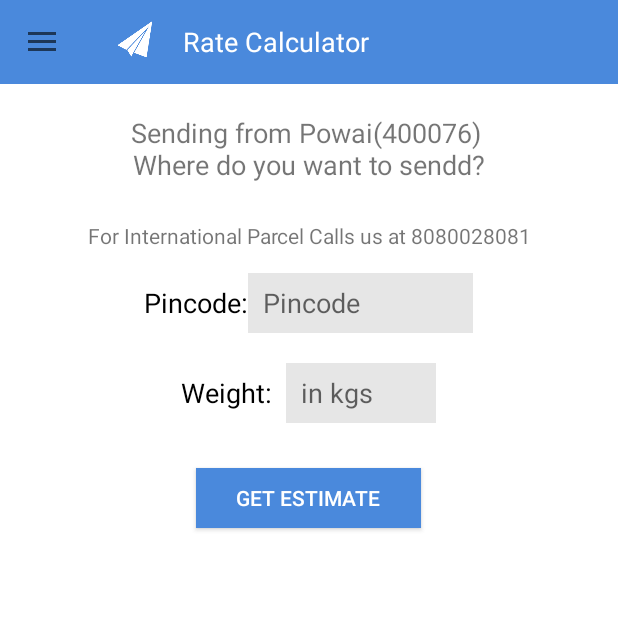
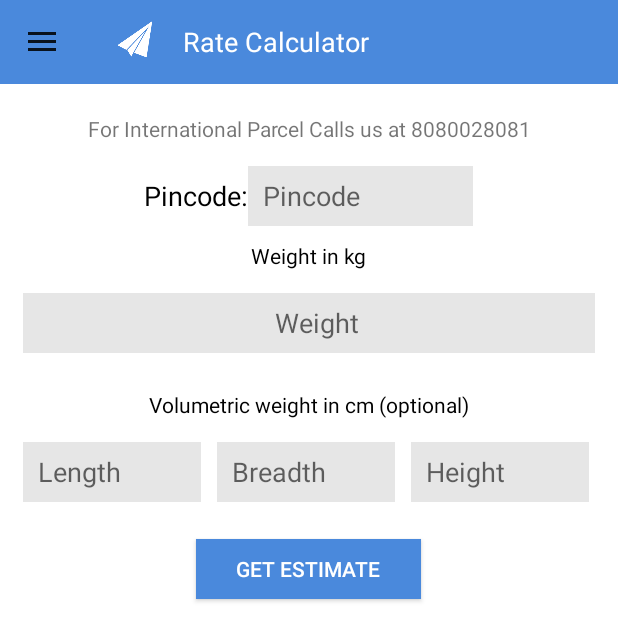
Before and after one commit to VVILD/sendd-android, an Android app: the fragment Fragment_Rate_Calculator placed in its activity, on a phone screen of 412 x 824 dp. Shown: the top 641 px of the screen. Run offline under Robolectric (Android 15) with nearby library versions, the phone set to English and light mode, and no system bars; libraries missing offline, so code that uses them is left out: com.activeandroid, com.activeandroid.annotation, com.activeandroid.query, com.wizrocket.android, retrofit.client and 1 more; Roboto replaces fonts that are not available here; 6 statements that could not run were skipped.

Commit message:
#rate cal updated...Sunday Closed check added...

```diff
--- a/app/src/main/java/co/sendd/activity/Activity_Main.java
+++ b/app/src/main/java/co/sendd/activity/Activity_Main.java
@@ -125,7 +125,6 @@ public class Activity_Main extends BaseActivity {
         if (utils.isRegisterd()) {
             if (!utils.getvalue("Registered_on_server").equals("yes")) {
                 try {
-
 
                     if (!regid.isEmpty()) {
                         final NetworkUtils mnetworkutils = new NetworkUtils(this);
@@ -323,7 +322,7 @@ public class Activity_Main extends BaseActivity {
     @Override
     protected void onResume() {
         super.onResume();
-        checkPlayServices();
+        //checkPlayServices();
         wr.activityResumed(this);
         navDrawerItems = new ArrayList<>();
         Utils utils = new Utils(Activity_Main.this);
--- a/app/src/main/java/co/sendd/activity/Activity_Reigister_Phone.java
+++ b/app/src/main/java/co/sendd/activity/Activity_Reigister_Phone.java
@@ -110,6 +110,7 @@ public class Activity_Reigister_Phone extends BaseActivity {
                                 public void failure(RetrofitError error) {
                                     if (pd != null && pd.isShowing()) {
                                         pd.dismiss();
+                                        Log.i("Error:",error.toString());
                                         Toast.makeText(Activity_Reigister_Phone.this, "Error in registering your phone number. Plese try again in some time.", Toast.LENGTH_LONG).show();
                                     }
                                 }
--- a/app/src/main/java/co/sendd/databases/Db_Address_Receiver.java
+++ b/app/src/main/java/co/sendd/databases/Db_Address_Receiver.java
@@ -11,9 +11,6 @@ import co.sendd.gettersandsetters.Address;
 
 import java.util.List;
 
-/**
- * Created by Kuku on 16/02/15.
- */
 @Table(name = "address_receiver")
 public class Db_Address_Receiver extends Model{
 
--- a/app/src/main/java/co/sendd/fragments/Fragment_Rate_Calculator.java
+++ b/app/src/main/java/co/sendd/fragments/Fragment_Rate_Calculator.java
@@ -36,7 +36,7 @@ import static co.sendd.helper.NetworkUtils.hideSoftKeyboard;
  * Created by Kuku on 18/02/15.
  */
 public class Fragment_Rate_Calculator extends Fragment {
-    EditText weight;
+    EditText weight,l,b,h;
     AutoCompleteTextView Pincode;
     String[] pincodes;
     Button estimate;
@@ -87,14 +87,16 @@ public class Fragment_Rate_Calculator extends Fragment {
         bulkcost = (TextView) view.findViewById(R.id.tvcostBulk);
         premcost = (TextView) view.findViewById(R.id.tvcostPremimum);
         weight = (EditText) view.findViewById(R.id.etWeight);
+        l = (EditText) view.findViewById(R.id.etLength);
+        b = (EditText) view.findViewById(R.id.etBreadth);
+        h = (EditText) view.findViewById(R.id.etHeight);
+
         Pincode = (AutoCompleteTextView) view.findViewById(R.id.etPincode);
         Pincode.setAdapter(adapter);
         estimate.setOnClickListener(new View.OnClickListener() {
             @Override
             public void onClick(View v) {
                 hideSoftKeyboard(getActivity());
-
-
                 if (!TextUtils.isEmpty(Pincode.getText().toString())) {
                     for (String pincode : pincodes) {
                         if (pincode.equals(Pincode.getText().toString())) {
@@ -133,6 +135,9 @@ public class Fragment_Rate_Calculator extends Fragment {
                                 ShippingPrice shippingPrice = new ShippingPrice();
                                 shippingPrice.setPincode(Pincode.getText().toString());
                                 shippingPrice.setWeight(weight.getText().toString());
+                                shippingPrice.setL(l.getText().toString());
+                                shippingPrice.setB(b.getText().toString());
+                                shippingPrice.setH(h.getText().toString());
                                 mnetworkutils.getapi().getPrice(shippingPrice, new Callback<ShippingPrice>() {
                                     @Override
                                     public void success(ShippingPrice shippingPrice1, Response response) {
--- a/app/src/main/java/co/sendd/gettersandsetters/Promo.java
+++ b/app/src/main/java/co/sendd/gettersandsetters/Promo.java
@@ -25,11 +25,6 @@ public class Promo {
         this.promomsg = promomsg;
     }
 
-
-    public String getPhone() {
-        return phone;
-    }
-
     public void setPhone(String phone) {
         this.phone = phone;
     }
--- a/app/src/main/res/layout/activity_thankyou.xml
+++ b/app/src/main/res/layout/activity_thankyou.xml
@@ -2,6 +2,7 @@
 <RelativeLayout xmlns:android="http://schemas.android.com/apk/res/android"
     android:layout_width="match_parent"
     android:layout_height="match_parent"
+
     android:background="@color/white"
     android:orientation="vertical">
     <include layout="@layout/toolbar_thankyou_activity"
--- a/app/src/main/res/layout/fragment_rate_calculator.xml
+++ b/app/src/main/res/layout/fragment_rate_calculator.xml
@@ -1,30 +1,27 @@
 <?xml version="1.0" encoding="utf-8"?>
-<RelativeLayout xmlns:android="http://schemas.android.com/apk/res/android"
+<ScrollView xmlns:android="http://schemas.android.com/apk/res/android"
     android:layout_width="match_parent"
     android:layout_height="match_parent"
     android:background="@color/white"
     android:orientation="vertical"
     android:paddingTop="20dp">
 
-    <TextView
-        android:id="@+id/tv101"
+    <RelativeLayout
         android:layout_width="match_parent"
         android:layout_height="wrap_content"
-        android:layout_centerHorizontal="true"
-        android:gravity="center"
-        android:text="Sending from Powai(400076) \n Where do you want to sendd? "
-        android:textSize="18sp" />
+        android:background="@color/white"
+        android:orientation="vertical">
+
 
         <TextView
             android:id="@+id/tv11111"
             android:layout_width="match_parent"
             android:layout_height="wrap_content"
-        android:layout_below="@+id/tv101"
             android:layout_centerHorizontal="true"
-        android:layout_marginTop="25dp"
             android:gravity="center"
             android:text="For International Parcel Calls us at 8080028081"
             android:textSize="14sp" />
+
         <RelativeLayout
             android:id="@+id/rl000"
             android:layout_width="match_parent"
@@ -69,13 +66,59 @@
                     android:singleLine="true" />
             </RelativeLayout>
 
+            <TextView
+                android:id="@+id/tvvvv"
+                android:layout_width="wrap_content"
+                android:layout_height="wrap_content"
+                android:layout_below="@+id/rl001"
+                android:layout_centerHorizontal="true"
+                android:text="Weight in kg"
+                android:textColor="@color/black" />
 
-        <RelativeLayout
+            <LinearLayout
+                android:id="@+id/rl444"
+                android:layout_width="match_parent"
+                android:layout_height="80dp"
+                android:layout_below="@+id/tvvvv"
+                android:layout_centerHorizontal="true"
+                android:layout_toEndOf="@+id/rl333"
+                android:layout_toRightOf="@+id/rl333"
+                android:orientation="horizontal"
+                android:padding="10dp">
 
-            android:id="@+id/rl444"
+                <EditText
+                    android:id="@+id/etWeight"
+                    android:layout_width="0dp"
+                    android:layout_height="40dp"
+                    android:layout_margin="5dp"
+                    android:layout_toRightOf="@+id/tv444"
+                    android:layout_weight="50"
+                    android:background="@color/grey"
+                    android:hint="Weight"
+                    android:gravity="center"
+                    android:imeOptions="actionDone"
+                    android:inputType="numberDecimal"
+                    android:paddingLeft="10dp"
+                    android:singleLine="true" />
+
+
+            </LinearLayout>
+
+            <TextView
+                android:id="@+id/tvvsvv"
                 android:layout_width="wrap_content"
+                android:layout_height="wrap_content"
+                android:layout_below="@+id/rl444"
+                android:layout_centerHorizontal="true"
+                android:text="Volumetric weight in cm (optional)"
+                android:textColor="@color/black" />
+
+            <LinearLayout
+
+                android:id="@+id/rl445"
+                android:layout_width="match_parent"
                 android:layout_height="80dp"
-            android:layout_below="@+id/rl001"
+                android:layout_below="@+id/tvvsvv"
                 android:layout_centerHorizontal="true"
                 android:layout_toEndOf="@+id/rl333"
                 android:layout_toRightOf="@+id/rl333"
@@ -83,40 +126,55 @@
                 android:padding="10dp"
                 android:weightSum="100">
 
-            <TextView
-                android:id="@+id/tv444"
-                android:layout_width="70dp"
+                <EditText
+                    android:id="@+id/etLength"
+                    android:layout_width="0dp"
                     android:layout_height="40dp"
-                android:layout_alignParentLeft="true"
-                android:layout_alignParentStart="true"
-                android:layout_alignParentTop="true"
-                android:layout_gravity="top"
-                android:layout_weight="80"
-                android:gravity="center_vertical"
-                android:text="Weight:"
-                android:textColor="@color/black"
-                android:textSize="18sp" />
-
-            <EditText
-                android:id="@+id/etWeight"
-                android:layout_width="100dp"
-                android:layout_height="40dp"
+                    android:layout_margin="5dp"
                     android:layout_toRightOf="@+id/tv444"
-                android:layout_weight="20"
+                    android:layout_weight="33"
                     android:background="@color/grey"
-                android:hint="in kgs"
+                    android:hint="Length"
                     android:imeOptions="actionDone"
                     android:inputType="numberDecimal"
                     android:paddingLeft="10dp"
                     android:singleLine="true" />
-        </RelativeLayout>
+
+                <EditText
+                    android:id="@+id/etBreadth"
+                    android:layout_width="0dp"
+                    android:layout_height="40dp"
+                    android:layout_margin="5dp"
+                    android:layout_toRightOf="@+id/tv444"
+                    android:layout_weight="33"
+                    android:background="@color/grey"
+                    android:hint="Breadth"
+                    android:imeOptions="actionDone"
+                    android:inputType="numberDecimal"
+                    android:paddingLeft="10dp"
+                    android:singleLine="true" />
+
+                <EditText
+                    android:id="@+id/etHeight"
+                    android:layout_width="0dp"
+                    android:layout_height="40dp"
+                    android:layout_margin="5dp"
+                    android:layout_toRightOf="@+id/tv444"
+                    android:layout_weight="33"
+                    android:background="@color/grey"
+                    android:hint="Height"
+                    android:imeOptions="actionDone"
+                    android:inputType="numberDecimal"
+                    android:paddingLeft="10dp"
+                    android:singleLine="true" />
+            </LinearLayout>
 
             <Button
 
                 android:id="@+id/bEstimate"
                 android:layout_width="150dp"
                 android:layout_height="40dp"
-            android:layout_below="@+id/rl444"
+                android:layout_below="@+id/rl445"
                 android:layout_centerHorizontal="true"
                 android:layout_marginBottom="20dp"
                 android:background="@drawable/buttons"
@@ -228,6 +286,7 @@
                             android:textSize="13dp" />
 
                     </TableRow>
+
                     <TableRow>
 
                         <TextView
@@ -260,3 +319,4 @@
             </HorizontalScrollView>
         </ScrollView>
     </RelativeLayout>
+</ScrollView>
--- a/app/src/main/res/layout/nav_drawer_first_item.xml
+++ b/app/src/main/res/layout/nav_drawer_first_item.xml
@@ -29,7 +29,7 @@
         android:layout_marginStart="11dp"
         android:layout_toEndOf="@+id/drawer_profile_image"
         android:layout_toRightOf="@+id/drawer_profile_image"
-        android:text="Name"
+        android:text="Number"
         android:textColor="@android:color/white"
         android:textSize="16sp" />
 
--- a/app/src/main/res/layout/toolbar_main_activity.xml
+++ b/app/src/main/res/layout/toolbar_main_activity.xml
@@ -1,8 +1,11 @@
 <android.support.v7.widget.Toolbar xmlns:android="http://schemas.android.com/apk/res/android"
     xmlns:tools="http://schemas.android.com/tools"
     android:id="@+id/main_activity_toolbar"
+    xmlns:app="http://schemas.android.com/apk/res-auto"
+
     android:layout_width="match_parent"
     android:layout_height="wrap_content"
+    app:theme="@style/ThemeOverlay.AppCompat.ActionBar"
     android:background="@color/blue">
 
     <RelativeLayout
```
Also changed, not shown: app/build.gradle (+4 -3 lines), app/src/main/java/co/sendd/activity/Activity_Add_New_Address_Receiver.java (+7 -12 lines), app/src/main/java/co/sendd/fragments/Fragment_Orders.java (+33 -1 lines), app/src/main/java/co/sendd/helper/NetworkUtils.java (+3 -6 lines), app/src/main/java/co/sendd/helper/Utils.java (+38 -24 lines), 35 other files. Lines whose indentation alone changed are shown as unchanged.
